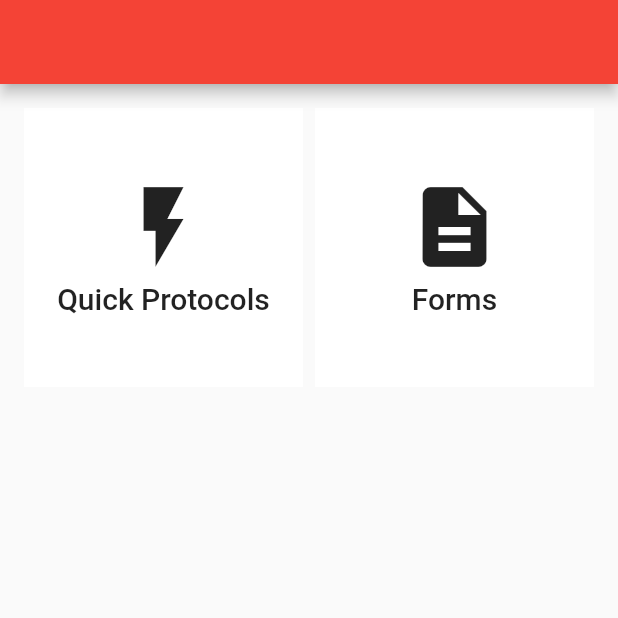
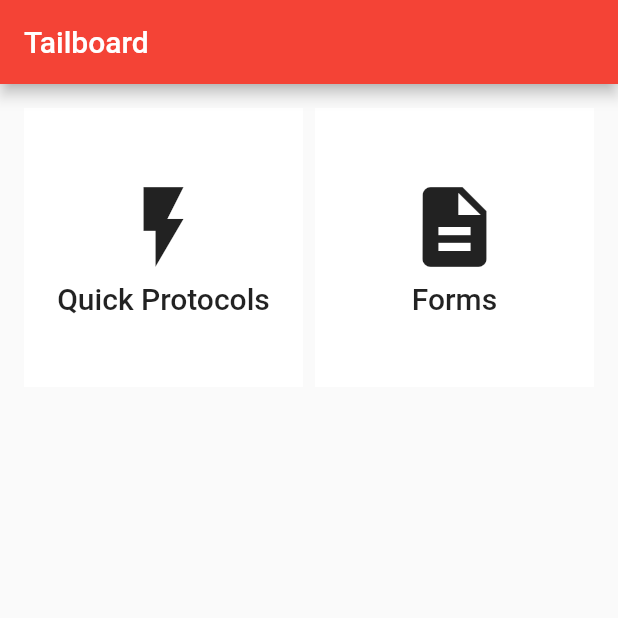
Before and after one commit to ethanharstad/tailboard-app, a Flutter app: the screen it shows after launch, on a phone screen of 412 x 824 dp, the top half of it. Run offline on Flutter 3.47's test engine with Material 2 defaults, Android fonts, the phone set to English and light mode, and no system bars.

Commit message:
Add title to AppScaffold correctly

```diff
--- a/lib/widgets/app_scaffold.dart
+++ b/lib/widgets/app_scaffold.dart
@@ -13,7 +13,9 @@ class AppScaffold extends StatelessWidget {
   @override
   Widget build(BuildContext context) {
     return Scaffold(
-      appBar: AppBar(),
+      appBar: AppBar(
+        title: Text(title),
+      ),
       body: body,
     );
   }
```
